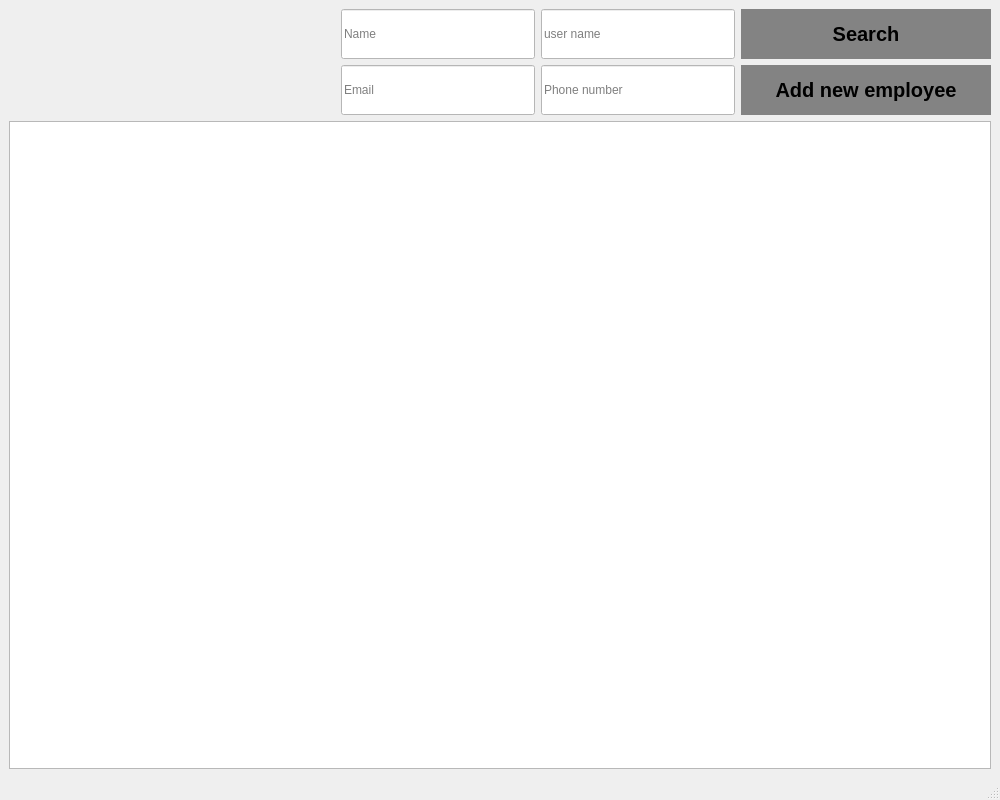
The window that forms/customers_manager_GUI.ui (nasserahmed96/invoces_manager) describes before a commit, drawn with Qt 5.
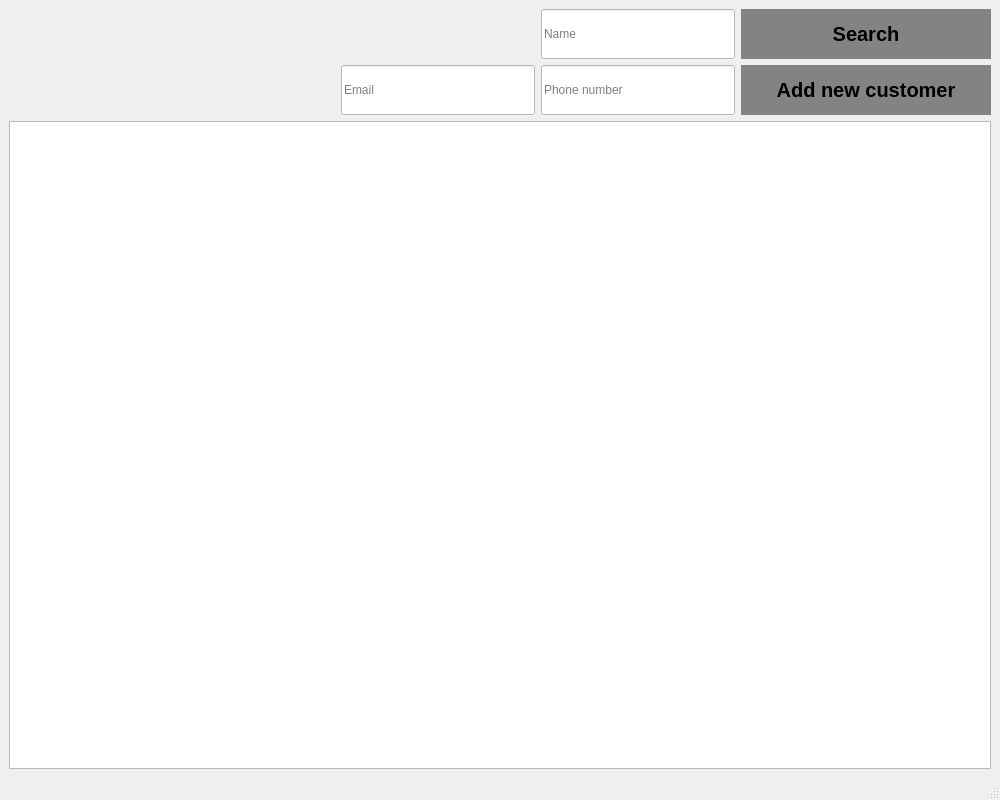
The same window after the commit.

Commit message: Added customers manager and create customer

What changed in the file:
```diff
--- a/forms/customers_manager_GUI.ui
+++ b/forms/customers_manager_GUI.ui
@@ -106,38 +106,7 @@
        </widget>
       </item>
       <item>
-       <widget class="QLineEdit" name="username_line_edit">
-        <property name="sizePolicy">
-         <sizepolicy hsizetype="Preferred" vsizetype="Preferred">
-          <horstretch>0</horstretch>
-          <verstretch>0</verstretch>
-         </sizepolicy>
-        </property>
-        <property name="minimumSize">
-         <size>
-          <width>194</width>
-          <height>50</height>
-         </size>
-        </property>
-        <property name="maximumSize">
-         <size>
-          <width>194</width>
-          <height>50</height>
-         </size>
-        </property>
-        <property name="layoutDirection">
-         <enum>Qt::LeftToRight</enum>
-        </property>
-        <property name="styleSheet">
-         <string notr="true">background-color:white;</string>
-        </property>
-        <property name="placeholderText">
-         <string>user name</string>
-        </property>
-       </widget>
-      </item>
-      <item>
-       <widget class="QPushButton" name="search_employee_btn">
+       <widget class="QPushButton" name="search_customer_btn">
         <property name="sizePolicy">
          <sizepolicy hsizetype="Preferred" vsizetype="Preferred">
           <horstretch>0</horstretch>
@@ -281,7 +250,6 @@
         <property name="font">
          <font>
           <pointsize>15</pointsize>
-          <weight>75</weight>
           <bold>true</bold>
           <underline>false</underline>
           <strikeout>false</strikeout>
@@ -291,7 +259,7 @@
          <string notr="true"/>
         </property>
         <property name="text">
-         <string>Add new employee</string>
+         <string>Add new customer</string>
         </property>
        </widget>
       </item>
```
Left out of the diff: 13 changed lines with no effect on the pictures. The commit also changes 10 other files.
